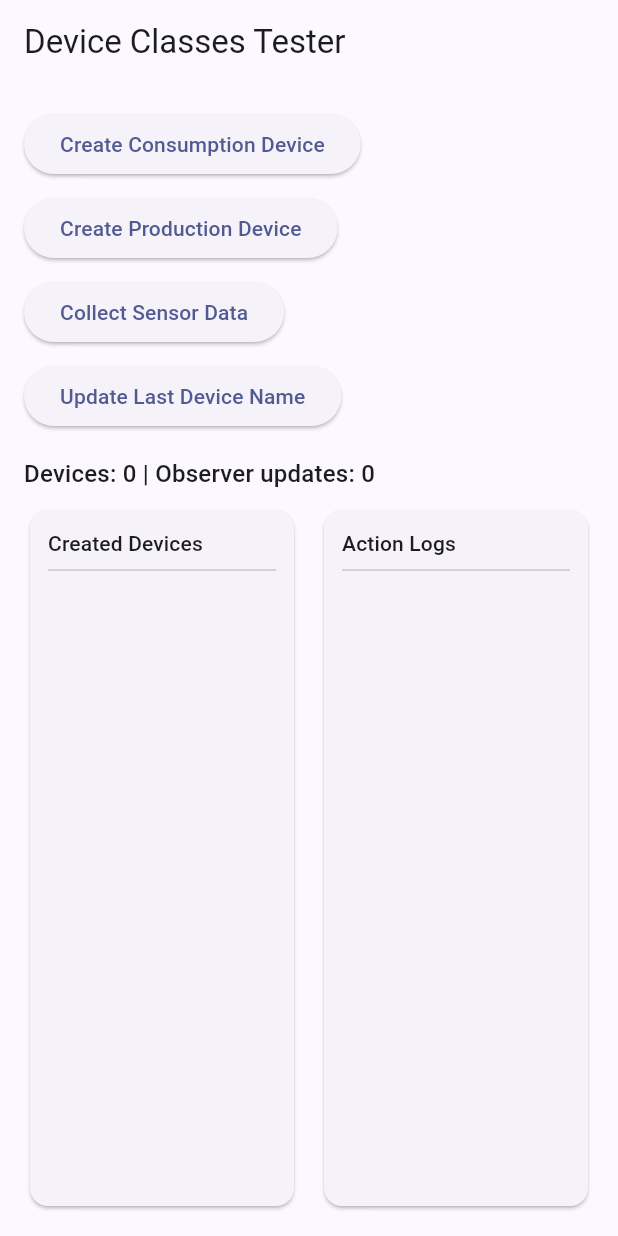
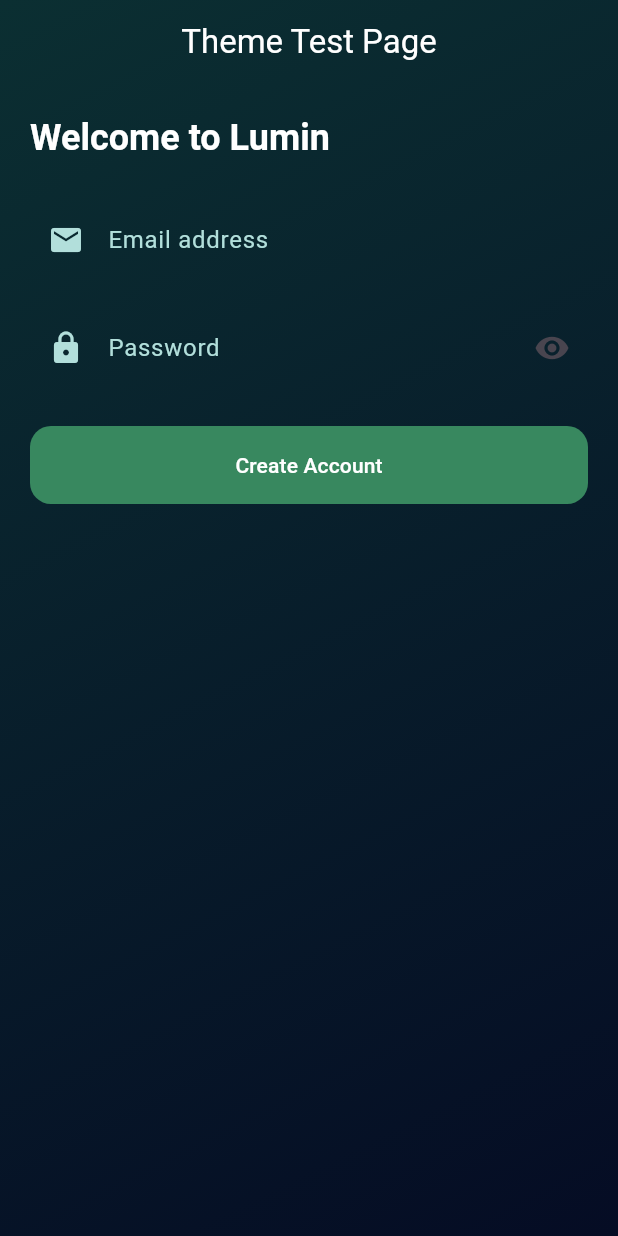
Before and after one commit to luminProject/Lumin_application, a Flutter app: the screen it shows after launch, on a phone screen of 412 x 824 dp. Run offline on Flutter 3.47's test engine with Material 3 defaults, Android fonts, the phone set to English and light mode, and no system bars.

Commit message:
Initial commit

```diff
--- /dev/null
+++ b/lib/HomePage.dart
@@ -0,0 +1,61 @@
+import 'package:flutter/material.dart';
+import 'widgets/gradient_background.dart';
+
+class HomePage extends StatelessWidget {
+  const HomePage({super.key});
+
+  @override
+  Widget build(BuildContext context) {
+    return GradientBackground(
+      child: Scaffold(
+        backgroundColor: Colors.transparent,
+
+        appBar: AppBar(
+          title: const Text("Theme Test Page"),
+          centerTitle: true,
+        ),
+
+        body: Padding(
+          padding: const EdgeInsets.all(20),
+          child: Column(
+            crossAxisAlignment: CrossAxisAlignment.stretch,
+            children: [
+
+              Text(
+                "Welcome to Lumin",
+                style: Theme.of(context).textTheme.headlineSmall,
+              ),
+
+              const SizedBox(height: 24),
+
+              const TextField(
+                decoration: InputDecoration(
+                  hintText: "Email address",
+                  prefixIcon: Icon(Icons.email),
+                ),
+              ),
+
+              const SizedBox(height: 16),
+
+              const TextField(
+                obscureText: true,
+                decoration: InputDecoration(
+                  hintText: "Password",
+                  prefixIcon: Icon(Icons.lock),
+                  suffixIcon: Icon(Icons.visibility),
+                ),
+              ),
+
+              const SizedBox(height: 24),
+
+              ElevatedButton(
+                onPressed: () {},
+                child: const Text("Create Account"),
+              ),
+            ],
+          ),
+        ),
+      ),
+    );
+  }
+}
--- /dev/null
+++ b/lib/Widgets/gradient_background.dart
@@ -0,0 +1,28 @@
+import 'package:flutter/material.dart';
+import '../theme/app_colors.dart';
+
+class GradientBackground extends StatelessWidget {
+  final Widget child;
+
+  const GradientBackground({
+    super.key,
+    required this.child,
+  });
+
+  @override
+  Widget build(BuildContext context) {
+    return Container(
+      decoration: const BoxDecoration(
+        gradient: LinearGradient(
+          begin: Alignment.topLeft,
+          end: Alignment.bottomRight,
+          colors: [
+            AppColors.gradientTop,
+            AppColors.gradientBottom,
+          ],
+        ),
+      ),
+      child: child,
+    );
+  }
+}
--- a/lib/main.dart
+++ b/lib/main.dart
@@ -1,5 +1,6 @@
 import 'package:flutter/material.dart';
-import 'package:lumin_application/screens/device_class_tester_screen.dart';
+import 'package:lumin_application/HomePage.dart';
+import 'theme/app_theme.dart';
 
 void main() {
   runApp(const MyApp());
@@ -11,12 +12,9 @@
   @override
   Widget build(BuildContext context) {
     return MaterialApp(
-      title: 'Lumin Device Tester',
-      theme: ThemeData(
-        colorScheme: ColorScheme.fromSeed(seedColor: Colors.indigo),
-        useMaterial3: true,
-      ),
-      home: const DeviceClassTesterScreen(),
+      debugShowCheckedModeBanner: false,
+      theme: AppTheme.darkTheme,
+      home: const HomePage(),
     );
   }
 }
--- /dev/null
+++ b/lib/theme/app_colors.dart
@@ -0,0 +1,17 @@
+import 'package:flutter/material.dart';
+
+class AppColors {
+  // 🌈 Gradient Background
+  static const Color gradientTop = Color(0xFF0B2F32);
+  static const Color gradientBottom = Color(0xFF050C24);
+
+  // 🔘 Button
+  static const Color button = Color(0xFF38885F);
+
+  // 🧾 TextField
+  static const Color textFieldFill = Colors.transparent;
+
+  // 🔤 Text
+  static const Color textPrimary = Colors.white;
+  static const Color textSecondary = Color(0xFFB2DFDB);
+}
--- /dev/null
+++ b/lib/theme/app_theme.dart
@@ -0,0 +1,66 @@
+import 'package:flutter/material.dart';
+import 'app_colors.dart';
+
+class AppTheme {
+  static ThemeData darkTheme = ThemeData(
+    scaffoldBackgroundColor: Colors.transparent,
+
+    // 🔤 Text
+    textTheme: const TextTheme(
+      bodyMedium: TextStyle(
+        color: AppColors.textPrimary,
+        fontSize: 16,
+      ),
+      headlineSmall: TextStyle(
+        color: AppColors.textPrimary,
+        fontWeight: FontWeight.bold,
+      ),
+    ),
+
+    // 🔘 Button Theme
+    elevatedButtonTheme: ElevatedButtonThemeData(
+      style: ElevatedButton.styleFrom(
+        backgroundColor: AppColors.button,
+        foregroundColor: Colors.white,
+        elevation: 0,
+        shape: RoundedRectangleBorder(
+          borderRadius: BorderRadius.circular(14),
+        ),
+        padding: const EdgeInsets.symmetric(vertical: 16),
+      ),
+    ),
+
+    // 🧾 TextField Theme
+    inputDecorationTheme: InputDecorationTheme(
+      filled: true,
+      fillColor: AppColors.textFieldFill,
+      hintStyle: const TextStyle(color: AppColors.textSecondary),
+      prefixIconColor: AppColors.textSecondary,
+
+      border: OutlineInputBorder(
+        borderRadius: BorderRadius.circular(14),
+        borderSide: BorderSide.none,
+      ),
+
+      enabledBorder: OutlineInputBorder(
+        borderRadius: BorderRadius.circular(14),
+        borderSide: BorderSide.none,
+      ),
+
+      focusedBorder: OutlineInputBorder(
+        borderRadius: BorderRadius.circular(14),
+        borderSide: const BorderSide(
+          color: AppColors.button,
+          width: 1.2,
+        ),
+      ),
+    ),
+
+    // 🧭 AppBar
+    appBarTheme: const AppBarTheme(
+      backgroundColor: Colors.transparent,
+      elevation: 0,
+      foregroundColor: Colors.white,
+    ),
+  );
+}
```
Also changed, not shown: lib/Widgets/test5.dart (deleted).
